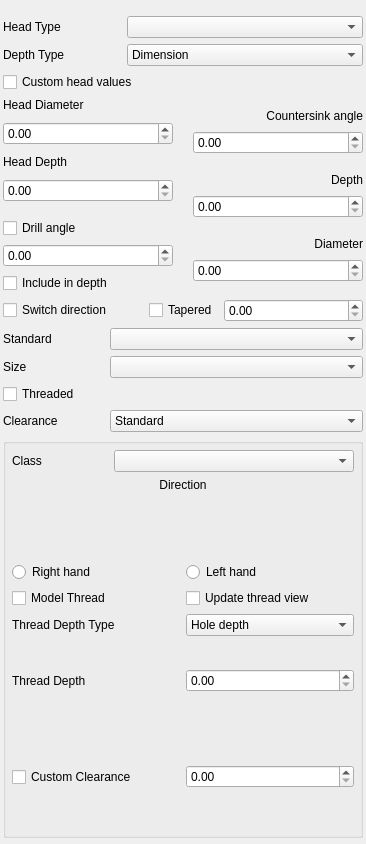
southseact-3d/fcd, file src/Mod/PartDesign/Gui/TaskHoleParameters.ui: the form before one commit.
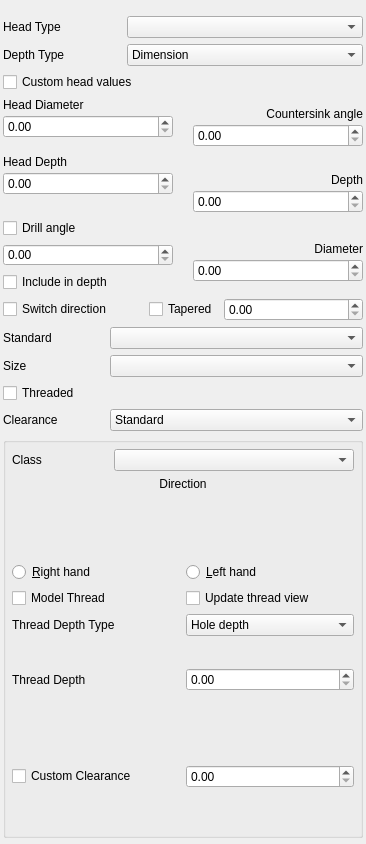
The form after the commit. Custom widgets are drawn as their Qt base class.

Commit message: refactor: hole taskpanel tweak layout spacing

The edit to the form file:
```diff
--- a/src/Mod/PartDesign/Gui/TaskHoleParameters.ui
+++ b/src/Mod/PartDesign/Gui/TaskHoleParameters.ui
@@ -145,7 +145,7 @@
        <item>
         <layout class="QVBoxLayout" name="verticalLayout_4">
          <property name="spacing">
-          <number>10</number>
+          <number>14</number>
          </property>
          <property name="topMargin">
           <number>0</number>
@@ -155,6 +155,12 @@
          </property>
          <item>
           <layout class="QVBoxLayout" name="verticalLayout_13">
+           <property name="spacing">
+            <number>3</number>
+           </property>
+           <property name="bottomMargin">
+            <number>3</number>
+           </property>
            <item>
             <widget class="Gui::ElideLabel" name="labelHoleCutDiameter">
              <property name="sizePolicy">
@@ -197,6 +203,12 @@
          </item>
          <item>
           <layout class="QVBoxLayout" name="verticalLayout_12">
+           <property name="spacing">
+            <number>3</number>
+           </property>
+           <property name="bottomMargin">
+            <number>3</number>
+           </property>
            <item>
             <widget class="Gui::ElideLabel" name="labelHoleCutDepth">
              <property name="sizePolicy">
@@ -249,6 +261,12 @@
              <verstretch>0</verstretch>
             </sizepolicy>
            </property>
+           <property name="styleSheet">
+            <string notr="true">QFrame {background-color: none; border-width: 0px;}</string>
+           </property>
+           <property name="lineWidth">
+            <number>0</number>
+           </property>
            <layout class="QVBoxLayout" name="verticalLayout_5">
             <property name="spacing">
              <number>6</number>
@@ -344,7 +362,7 @@
        <item>
         <layout class="QVBoxLayout" name="verticalLayout_6">
          <property name="spacing">
-          <number>8</number>
+          <number>14</number>
          </property>
          <property name="topMargin">
           <number>0</number>
@@ -354,6 +372,12 @@
          </property>
          <item>
           <layout class="QVBoxLayout" name="verticalLayout_9">
+           <property name="spacing">
+            <number>3</number>
+           </property>
+           <property name="bottomMargin">
+            <number>3</number>
+           </property>
            <item>
             <widget class="Gui::ElideLabel" name="labelHoleCutCountersinkAngle">
              <property name="sizePolicy">
@@ -393,6 +417,12 @@
          </item>
          <item>
           <layout class="QVBoxLayout" name="verticalLayout_10">
+           <property name="spacing">
+            <number>3</number>
+           </property>
+           <property name="bottomMargin">
+            <number>3</number>
+           </property>
            <item>
             <widget class="Gui::ElideLabel" name="labelDepth">
              <property name="sizePolicy">
@@ -429,6 +459,15 @@
          </item>
          <item>
           <layout class="QVBoxLayout" name="verticalLayout_11">
+           <property name="spacing">
+            <number>3</number>
+           </property>
+           <property name="topMargin">
+            <number>3</number>
+           </property>
+           <property name="bottomMargin">
+            <number>0</number>
+           </property>
            <item>
             <widget class="Gui::ElideLabel" name="labelDiameter">
              <property name="sizePolicy">
@@ -784,7 +823,7 @@
              <string/>
             </property>
             <property name="text">
-             <string>Right hand</string>
+             <string>&amp;Right hand</string>
             </property>
             <attribute name="buttonGroup">
              <string notr="true">directionButtonGroup</string>
@@ -800,7 +839,7 @@
              </sizepolicy>
             </property>
             <property name="text">
-             <string>Left hand</string>
+             <string>&amp;Left hand</string>
             </property>
             <attribute name="buttonGroup">
              <string notr="true">directionButtonGroup</string>
```
Left out of the diff: 22 changed lines with no effect on the pictures.
